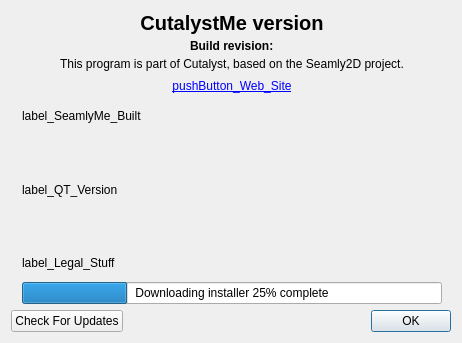
Old version of the form src/app/seamlyme/dialogs/dialogaboutseamlyme.ui in the repository palepal/Seamly2D.
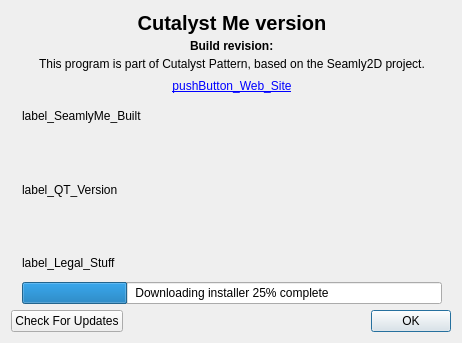
New version of the form. Icons and pictures are not drawn.

Commit message:
feat: show the apps as Cutalyst Pattern and Cutalyst Me
Cutalyst is now the name of a separate app, and SEAMLY is a registered mark for
pattern software, so the fork's apps get names of their own. Bundle id
io.github.palepal.cutalystpattern for the drafting app. The README describes
the fork as Cutalyst Pattern, links palepal/Seamly2D, and drops sew mode, which
moved out of the fork.

What changed in the file:
```diff
--- a/src/app/seamlyme/dialogs/dialogaboutseamlyme.ui
+++ b/src/app/seamlyme/dialogs/dialogaboutseamlyme.ui
@@ -80,7 +80,7 @@
           </font>
          </property>
          <property name="text">
-          <string>CutalystMe version</string>
+          <string>Cutalyst Me version</string>
          </property>
          <property name="alignment">
           <set>Qt::AlignCenter</set>
@@ -108,7 +108,7 @@
        <item alignment="Qt::AlignHCenter">
         <widget class="QLabel" name="label">
          <property name="text">
-          <string>This program is part of Cutalyst, based on the Seamly2D project.</string>
+          <string>This program is part of Cutalyst Pattern, based on the Seamly2D project.</string>
          </property>
         </widget>
        </item>
```
Left out of the diff: 2 changed lines with no effect on the pictures. The commit also changes 42 other files.
